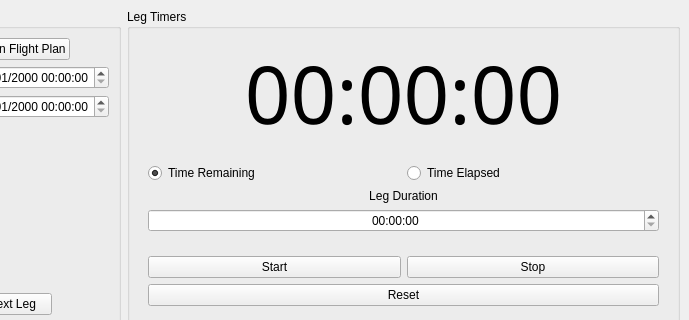
Qt form SOFIACruiseDirectorPanel.ui (astrobokonon/SOFIACruiseTools) before a commit; both pictures show x 232 to 921 and y 0 to 320 of the 921 by 766 pixel window.
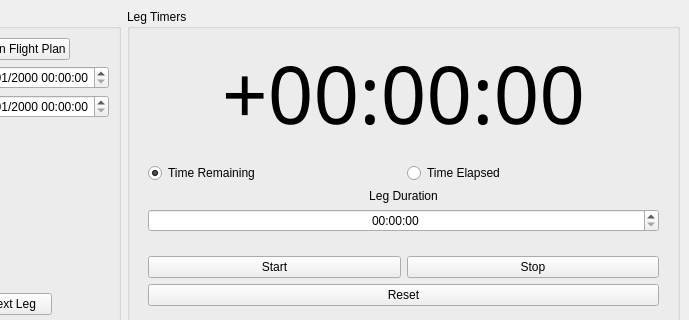
The same form after that commit.

Commit message: Various cleanups.  Hooked up radio buttons but weirdness with start/stop/reset logic persists in weirder ways due to logic.  Still needs work but moving on to log window to get that going instead.

Diff of the .ui file:
```diff
--- a/SOFIACruiseDirectorPanel.ui
+++ b/SOFIACruiseDirectorPanel.ui
@@ -483,7 +483,7 @@
           </font>
          </property>
          <property name="text">
-          <string>00:00:00</string>
+          <string>+00:00:00</string>
          </property>
          <property name="alignment">
           <set>Qt::AlignCenter</set>
```
Left out of the diff: 2 changed lines with no effect on the pictures. The commit also changes 2 other files.
